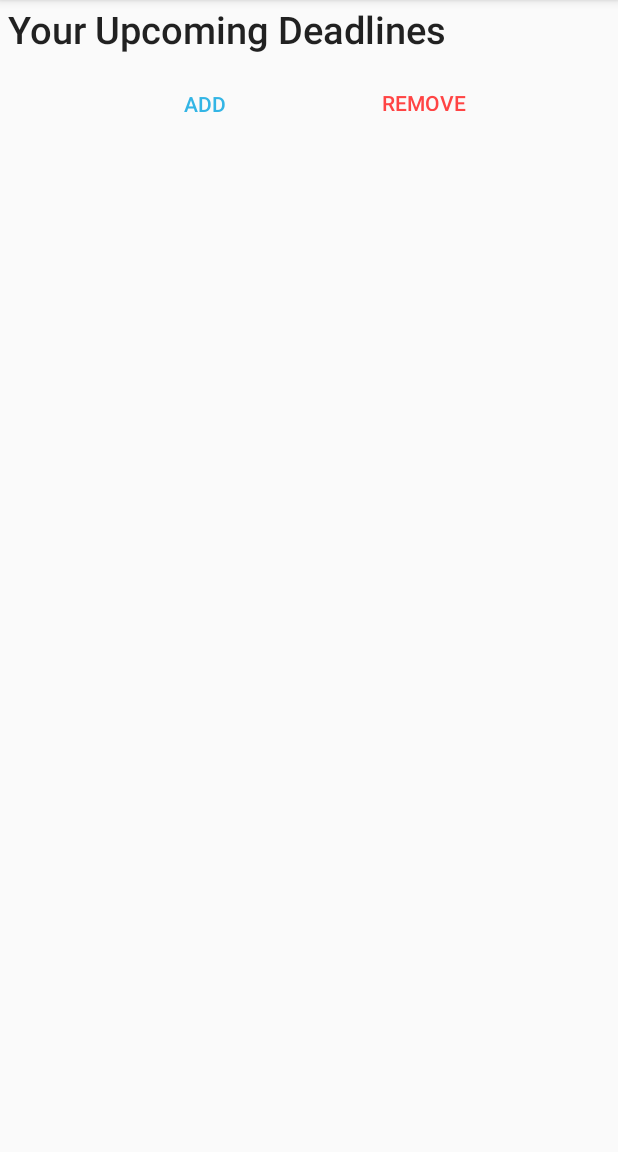
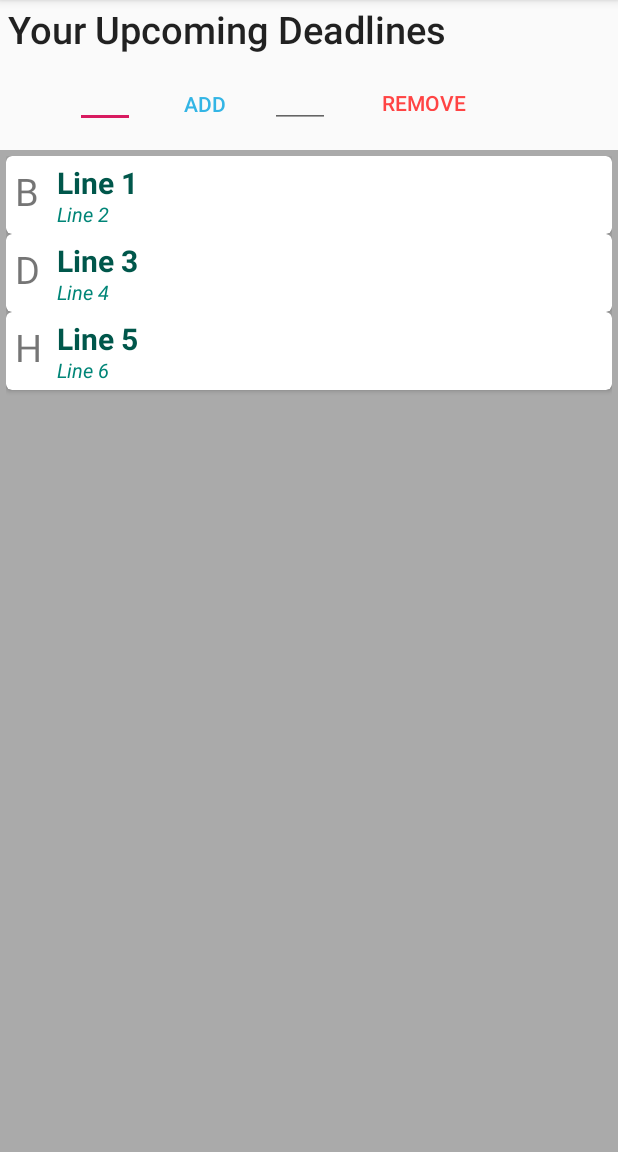
Before and after one commit to alyazyah/sister-software, an Android app: the UpcomingDeadlines screen opened directly, with no data from a screen before it, on a phone screen of 412 x 824 dp, the part 84-1236 px from its top. Run offline under Robolectric (Android 15) with nearby library versions, the phone set to English and light mode, and no system bars.

Commit message:
more shit on many things

```diff
--- a/app/build.gradle
+++ b/app/build.gradle
@@ -22,6 +22,8 @@ dependencies {
     implementation fileTree(dir: 'libs', include: ['*.jar'])
     implementation 'com.android.support:appcompat-v7:28.0.0'
     implementation 'com.android.support.constraint:constraint-layout:1.1.3'
+    implementation 'com.android.support:recyclerview-v7:28.0.0'
+    implementation 'com.android.support:cardview-v7:28.0.0'
     testImplementation 'junit:junit:4.12'
     androidTestImplementation 'com.android.support.test:runner:1.0.2'
     androidTestImplementation 'com.android.support.test.espresso:espresso-core:3.0.2'
--- a/app/src/main/AndroidManifest.xml
+++ b/app/src/main/AndroidManifest.xml
@@ -1,7 +1,8 @@
 <?xml version="1.0" encoding="utf-8"?>
+
 <manifest xmlns:android="http://schemas.android.com/apk/res/android"
-    package="com.example.ecesu.courseplanner">
-
+    package="com.example.ecesu.courseplanner"
+    >
     <application
         android:allowBackup="true"
         android:icon="@mipmap/ic_launcher"
--- /dev/null
+++ b/app/src/main/java/com/example/ecesu/courseplanner/ExampleAdapter.java
@@ -0,0 +1,94 @@
+package com.example.ecesu.courseplanner;
+
+import android.support.annotation.NonNull;
+import android.support.v7.widget.RecyclerView;
+import android.view.LayoutInflater;
+import android.view.View;
+import android.view.ViewGroup;
+import android.widget.AdapterView;
+import android.widget.ImageView;
+import android.widget.TextView;
+
+import java.util.ArrayList;
+
+public class ExampleAdapter extends RecyclerView.Adapter<ExampleAdapter.ExamplesViewHolder> {
+
+    private ArrayList<ExampleItem> mExampleList;
+    private OnItemClickListener mListener;
+
+    public interface OnItemClickListener {
+        void onItemClick(int position);
+
+        void onDeleteClick(int position);
+    }
+
+    /*public void setOnItemClickListener(OnItemClickListener listener) {
+        mListener = listener;
+    }*/
+
+    public static class ExamplesViewHolder extends RecyclerView.ViewHolder{
+
+        public TextView mNumber;
+        public TextView mLine1;
+        public TextView mLine2;
+        //public ImageView mDeleteImage;
+
+        public ExamplesViewHolder(@NonNull View itemView) {
+            super(itemView);
+            mNumber=itemView.findViewById(R.id.number);
+            mLine1=itemView.findViewById(R.id.line1);
+            mLine2=itemView.findViewById(R.id.line2);
+            //mDeleteImage = itemView.findViewById(R.id.image_delete);
+
+           /*itemView.setOnClickListener(new View.OnClickListener() {
+                @Override
+                public void onClick(View v) {
+                    if (listener != null) {
+                        int position = getAdapterPosition();
+                        if (position != RecyclerView.NO_POSITION)
+                            listener.onItemClick(position);
+                    }
+                }
+            });
+
+            mDeleteImage.setOnClickListener(new View.OnClickListener() {
+                @Override
+                public void onClick(View v) {
+                    if (listener != null) {
+                        int position = getAdapterPosition();
+                        if (position != RecyclerView.NO_POSITION)
+                            listener.onDeleteClick(position);
+                    }
+                }
+            });*/
+        }
+    }
+
+    public ExampleAdapter(ArrayList<ExampleItem> exampleList) {
+        mExampleList = exampleList;
+    }
+
+    @NonNull
+    @Override
+    public ExamplesViewHolder onCreateViewHolder(@NonNull ViewGroup viewGroup, int i) {
+
+        View v = LayoutInflater.from(viewGroup.getContext()).inflate(R.layout.example_item, viewGroup, false);
+        ExamplesViewHolder evh = new ExamplesViewHolder(v);
+        return evh;
+    }
+
+    @Override
+    public void onBindViewHolder(@NonNull ExamplesViewHolder holder, int i) {
+
+        ExampleItem currentItem = mExampleList.get(i);
+
+        holder.mLine1.setText(currentItem.getmText1());
+        holder.mLine2.setText(currentItem.getmText2());
+        holder.mNumber.setText(currentItem.getmnumber());
+    }
+
+    @Override
+    public int getItemCount() {
+        return mExampleList.size();
+    }
+}
--- /dev/null
+++ b/app/src/main/java/com/example/ecesu/courseplanner/ExampleItem.java
@@ -0,0 +1,36 @@
+package com.example.ecesu.courseplanner;
+
+import android.widget.ImageView;
+
+import java.util.PriorityQueue;
+
+public class ExampleItem {
+
+    private String mText1;
+    private String mText2;
+    private String mnumber;
+
+    public ExampleItem(String Text1, String Text2, String number){
+        mText1 = Text1;
+        mText2 = Text2;
+        mnumber = number;
+    }
+
+    public void changeText1(String text) {
+        mText1 = text;
+    }
+
+    public String getmText1() {
+        return mText1;
+    }
+
+    public String getmText2() {
+        return mText2;
+    }
+
+    public String getmnumber() {
+        return mnumber;
+    }
+
+
+}
--- a/app/src/main/java/com/example/ecesu/courseplanner/UpcomingDeadlines.java
+++ b/app/src/main/java/com/example/ecesu/courseplanner/UpcomingDeadlines.java
@@ -3,24 +3,107 @@ package com.example.ecesu.courseplanner;
 import android.content.Intent;
 import android.support.v7.app.AppCompatActivity;
 import android.os.Bundle;
+import android.support.v7.widget.LinearLayoutManager;
+import android.support.v7.widget.RecyclerView;
 import android.view.View;
 import android.widget.Button;
+import android.widget.EditText;
+import android.widget.ImageView;
+
+import java.util.ArrayList;
 
 public class UpcomingDeadlines extends AppCompatActivity {
 
-    Button AddDeadline;
+    private ArrayList<ExampleItem> mExampleList;
+    private RecyclerView mRecyclerView;
+    private RecyclerView.Adapter mAdapter;
+    private RecyclerView.LayoutManager mLayoutManager;
+
+    private Button AddDeadline;
+    private Button RemoveDeadline;
+    private EditText Add;
+    private EditText Remove;
+
+
     @Override
     protected void onCreate(Bundle savedInstanceState) {
         super.onCreate(savedInstanceState);
         setContentView(R.layout.activity_upcoming_deadlines);
 
+        createExampleList();
+        buildRecyclerView();
+        setButtons();
+    }
+    public void changeItem(int position, String text) {
+        mExampleList.get(position).changeText1(text);
+        mAdapter.notifyItemChanged(position);
+    }
+    public void insertItem (int position)
+    {
+        mExampleList.add(position, new ExampleItem("new item", "neeew", "B" + position));
+        mAdapter.notifyItemInserted(position);
+    }
+
+    public void removeItem (int position)
+    {
+        mExampleList.remove(position);
+        mAdapter.notifyItemRemoved(position);
+
+    }
+    public void createExampleList()
+    {
+        mExampleList = new ArrayList<>();
+        mExampleList.add(new ExampleItem("Line 1", "Line 2", "B"));
+        mExampleList.add(new ExampleItem("Line 3", "Line 4", "D"));
+        mExampleList.add(new ExampleItem("Line 5", "Line 6","H"));
+    }
+    public void buildRecyclerView()
+    {
+        mRecyclerView = findViewById(R.id.courselist);
+        mRecyclerView.setHasFixedSize(true);
+        mLayoutManager = new LinearLayoutManager(this);
+        mAdapter = new ExampleAdapter(mExampleList);
+
+        mRecyclerView.setLayoutManager(mLayoutManager);
+        mRecyclerView.setAdapter(mAdapter);
+
+       /* mAdapter.setOnItemClickListener(new ExampleAdapter.OnItemClickListener() {
+            @Override
+            public void onItemClick(int position) {
+                changeItem(position, "Clicked");
+            }
+
+            @Override
+            public void onDeleteClick(int position) {
+                removeItem(position);
+            }
+        });*/
+    }
+    public void setButtons() {
         AddDeadline = findViewById(R.id.AddDeadline);
+        RemoveDeadline = findViewById(R.id.RemoveDeadline);
+        Add = findViewById(R.id.edittext_add);
+        Remove = findViewById(R.id.edittext_remove);
 
         AddDeadline.setOnClickListener(new View.OnClickListener() {
             @Override
             public void onClick(View v) {
-                Intent addingdeadline = new Intent(getApplicationContext(), PopActivity.class);
-                startActivity(addingdeadline);
+                int position = Integer.parseInt(Add.getText().toString());
+                position=position+1;
+                insertItem(position);
+
+                /*Intent addingdeadline = new Intent(getApplicationContext(), PopActivity.class);
+                startActivity(addingdeadline);*/
+            }
+        });
+
+        RemoveDeadline.setOnClickListener(new View.OnClickListener() {
+            @Override
+            public void onClick(View v) {
+
+                int position = Integer.parseInt(Remove.getText().toString());
+                position=position+1;
+                removeItem(position);
             }
         });
     }
--- a/app/src/main/res/layout/activity_upcoming_deadlines.xml
+++ b/app/src/main/res/layout/activity_upcoming_deadlines.xml
@@ -25,6 +25,14 @@
         app:layout_constraintStart_toStartOf="parent"
         app:layout_constraintTop_toTopOf="parent" />
 
+    <EditText
+        android:id="@+id/edittext_add"
+        android:layout_width="40dp"
+        android:layout_height="wrap_content"
+        android:layout_alignParentTop="true"
+        android:layout_marginLeft="50dp"
+        android:layout_marginTop="40dp"
+        android:inputType="number"/>
 
     <Button
         android:id="@+id/AddDeadline"
@@ -42,6 +50,15 @@
         tools:layout_editor_absoluteX="64dp"
         tools:layout_editor_absoluteY="38dp" />
 
+    <EditText
+        android:id="@+id/edittext_remove"
+        android:layout_width="40dp"
+        android:layout_height="wrap_content"
+        android:layout_alignParentTop="true"
+        android:layout_marginLeft="180dp"
+        android:layout_marginTop="40dp"
+        android:inputType="number"/>
+
     <Button
         android:id="@+id/RemoveDeadline"
         style="@style/Widget.AppCompat.Button.Borderless"
@@ -58,13 +75,16 @@
         tools:layout_editor_absoluteX="212dp"
         tools:layout_editor_absoluteY="38dp" />
 
-    <ListView
+    <android.support.v7.widget.RecyclerView
         android:id="@+id/courselist"
         android:layout_width="match_parent"
-        android:layout_height="700dp"
-        android:layout_marginTop="100dp">
+        android:layout_height="match_parent"
+        android:layout_marginTop="100dp"
+        android:padding="4dp"
+        android:scrollbars="vertical"
+        android:background="@android:color/darker_gray"
+        />
 
-    </ListView>
 
 
 
--- /dev/null
+++ b/app/src/main/res/layout/example_item.xml
@@ -0,0 +1,47 @@
+<?xml version="1.0" encoding="utf-8"?>
+<android.support.v7.widget.CardView xmlns:android="http://schemas.android.com/apk/res/android"
+    android:layout_width="match_parent"
+    android:layout_height="wrap_content"
+    xmlns:app="http://schemas.android.com/apk/res-auto"
+    app:cardCornerRadius="4dp">
+
+    <RelativeLayout
+        android:layout_width="match_parent"
+        android:layout_height="match_parent"
+        android:layout_margin="4dp">
+
+        <TextView
+            android:id="@+id/number"
+            android:layout_width="25dp"
+            android:layout_height="wrap_content"
+            android:layout_alignParentStart="true"
+            android:layout_alignParentLeft="true"
+            android:layout_alignParentTop="true"
+            android:padding="2dp"
+            android:textSize="25sp" />
+
+        <TextView
+            android:id="@+id/line1"
+            android:layout_width="wrap_content"
+            android:layout_height="wrap_content"
+            android:layout_alignParentTop="true"
+            android:layout_marginStart="30dp"
+            android:layout_marginLeft="30dp"
+            android:textColor="@color/colorPrimaryDark"
+            android:textSize="20sp"
+            android:textStyle="bold" />
+
+        <TextView
+            android:id="@+id/line2"
+            android:layout_width="wrap_content"
+            android:layout_height="wrap_content"
+            android:layout_alignParentTop="true"
+            android:layout_marginStart="30dp"
+            android:layout_marginLeft="30dp"
+            android:layout_marginTop="25dp"
+            android:textColor="@color/colorPrimary"
+            android:textSize="13sp"
+            android:textStyle="italic" />
+
+    </RelativeLayout>
+</android.support.v7.widget.CardView>
--- a/build.gradle
+++ b/build.gradle
@@ -5,6 +5,9 @@ buildscript {
     repositories {
         google()
         jcenter()
+        maven {
+            url "https://maven.google.com"
+        }
     }
     dependencies {
         classpath 'com.android.tools.build:gradle:3.2.1'
```
